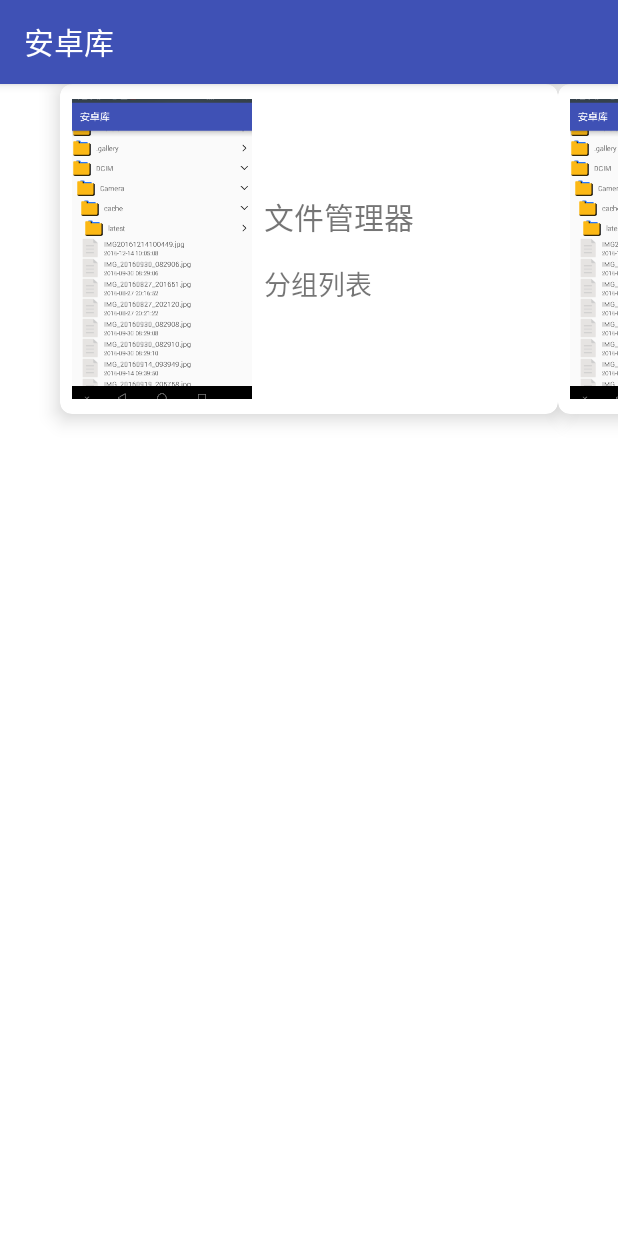
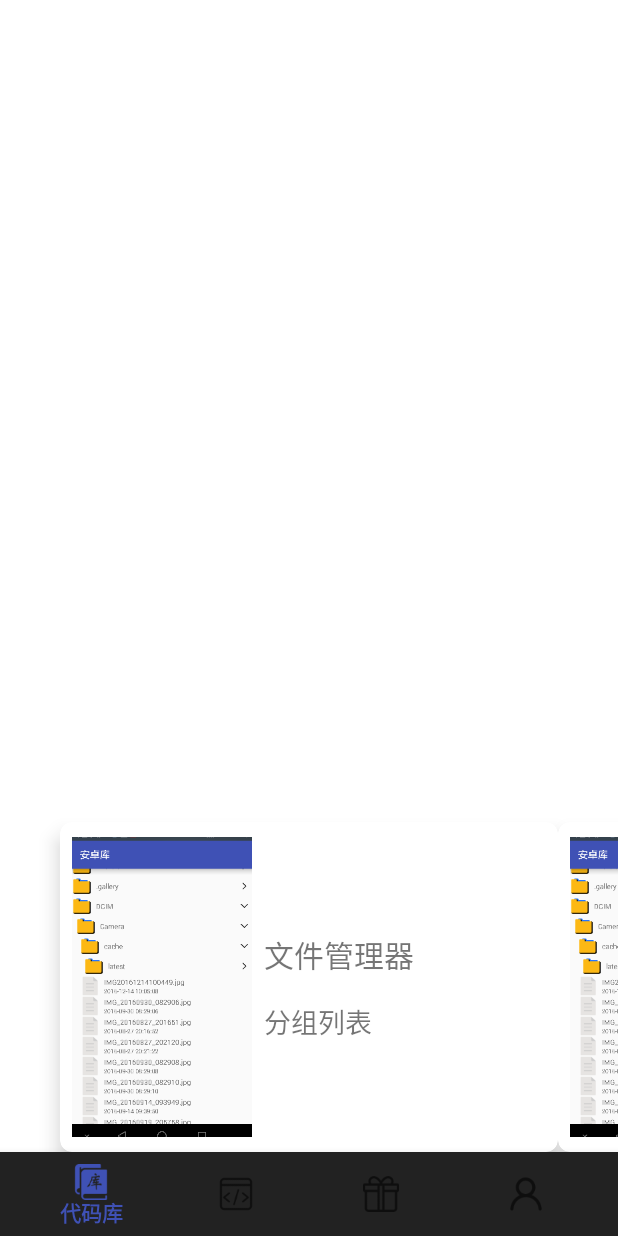
Before and after one commit to sun8829/OdyAndroidStore, an Android app: the screen it shows after launch (MainActivity), on a phone screen of 412 x 824 dp. Run offline under Robolectric (Android 15) with nearby library versions, the phone set to English and light mode, and no system bars; libraries missing offline, so code that uses them is left out: com.chad.library; pictures from the network do not load; 3 statements that could not run were skipped.

Commit message:
增加首页

```diff
--- a/app/src/main/AndroidManifest.xml
+++ b/app/src/main/AndroidManifest.xml
@@ -9,14 +9,15 @@
         android:label="@string/app_name"
         android:supportsRtl="true"
         android:theme="@style/AppTheme">
-        <activity android:name=".main.MainActivity">
+
+        <activity android:name=".expandablelist.ExpandableActivity" />
+        <activity android:name=".MainActivity">
             <intent-filter>
                 <action android:name="android.intent.action.MAIN" />
 
                 <category android:name="android.intent.category.LAUNCHER" />
             </intent-filter>
         </activity>
-        <activity android:name=".expandablelist.ExpandableActivity"></activity>
     </application>
 
 </manifest>
--- /dev/null
+++ b/app/src/main/java/com/huaye/odyandroidstore/MainActivity.java
@@ -0,0 +1,29 @@
+package com.huaye.odyandroidstore;
+
+import android.support.v4.app.FragmentManager;
+
+import com.huaye.odyandroidstore.base.BaseActivity;
+import com.huaye.odyandroidstore.main.LibraryFragment;
+
+public class MainActivity extends BaseActivity {
+    private LibraryFragment libraryFragment;
+    private FragmentManager fm;
+
+
+    @Override
+    protected void init() {
+        super.init();
+        fm = getSupportFragmentManager();
+    }
+
+    @Override
+    protected int bindLayout() {
+        return R.layout.activity_main;
+    }
+
+    @Override
+    protected void initView() {
+        libraryFragment = new LibraryFragment();
+        fm.beginTransaction().replace(R.id.container, libraryFragment).commitAllowingStateLoss();
+    }
+}
--- /dev/null
+++ b/app/src/main/java/com/huaye/odyandroidstore/base/BaseFragment.java
@@ -0,0 +1,68 @@
+package com.huaye.odyandroidstore.base;
+
+import android.content.Context;
+import android.os.Bundle;
+import android.support.annotation.Nullable;
+import android.support.v4.app.Fragment;
+import android.view.LayoutInflater;
+import android.view.View;
+import android.view.ViewGroup;
+
+/**
+ * Created by sunhuahui on 2017/1/30.
+ */
+
+public abstract class BaseFragment extends Fragment {
+    protected Context mContext;
+
+    protected void init() {
+
+    }
+
+    protected abstract int bindLayout();
+
+
+    /**
+     * 初始化View
+     */
+    protected abstract void initView(View view);
+
+    /**
+     * 数据初始化
+     */
+    protected void initData() {
+
+    }
+
+    /**
+     * 添加监听
+     */
+    protected void initListener() {
+    }
+
+    @Override
+    public void onAttach(Context context) {
+        mContext = context;
+        super.onAttach(context);
+    }
+
+    @Override
+    public void onCreate(@Nullable Bundle savedInstanceState) {
+        init();
+        super.onCreate(savedInstanceState);
+    }
+
+    @Nullable
+    @Override
+    public View onCreateView(LayoutInflater inflater, @Nullable ViewGroup container, @Nullable Bundle savedInstanceState) {
+        return inflater.inflate(bindLayout(), container, false);
+    }
+
+    @Override
+    public void onViewCreated(View view, @Nullable Bundle savedInstanceState) {
+        initView(view);
+        initData();
+        initListener();
+        super.onViewCreated(view, savedInstanceState);
+    }
+}
--- a/app/src/main/java/com/huaye/odyandroidstore/main/MainActivity.java
+++ b/app/src/main/java/com/huaye/odyandroidstore/main/LibraryFragment.java
@@ -14,7 +14,7 @@ import com.bumptech.glide.Glide;
 import com.chad.library.adapter.base.BaseQuickAdapter;
 import com.chad.library.adapter.base.listener.OnItemClickListener;
 import com.huaye.odyandroidstore.R;
-import com.huaye.odyandroidstore.base.BaseActivity;
+import com.huaye.odyandroidstore.base.BaseFragment;
 import com.huaye.odyandroidstore.expandablelist.ExpandableActivity;
 import com.huaye.odyandroidstore.utils.ConvertUtils;
 import com.huaye.odyandroidstore.utils.ScreenUtils;
@@ -22,7 +22,7 @@ import com.huaye.odyandroidstore.utils.ScreenUtils;
 import java.util.ArrayList;
 import java.util.List;
 
-public class MainActivity extends BaseActivity {
+public class LibraryFragment extends BaseFragment {
 
     private RecyclerView functionRv;
     private FunctionAdapter adapter;
@@ -39,38 +39,38 @@ public class MainActivity extends BaseActivity {
 
     @Override
     protected int bindLayout() {
-        return R.layout.activity_main;
+        return R.layout.fragment_main;
     }
 
     @Override
-    protected void initView() {
-        viewPager = (ViewPager) findViewById(R.id.viewPager);
+    protected void initView(View view) {
+        viewPager = (ViewPager) view.findViewById(R.id.viewPager);
         FrameLayout.LayoutParams layoutParams = (FrameLayout.LayoutParams) viewPager.getLayoutParams();
         layoutParams.width = ScreenUtils.getScreenWidth() - ConvertUtils.dp2px(80);
         layoutParams.setMargins(ConvertUtils.dp2px(16), 0, ConvertUtils.dp2px(16), 0);
         viewPager.setLayoutParams(layoutParams);
 
-        functionRv = (RecyclerView) findViewById(R.id.functionRv);
-        functionRv.setLayoutManager(new LinearLayoutManager(this));
+        functionRv = (RecyclerView) view.findViewById(R.id.functionRv);
+        functionRv.setLayoutManager(new LinearLayoutManager(mContext));
         functionRv.setAdapter(adapter);
 
         for (Function function : getData()) {
-            View view = LayoutInflater.from(this).inflate(R.layout.item_vp_fun, null);
-            ImageView img = (ImageView) view.findViewById(R.id.img);
-            TextView name = (TextView) view.findViewById(R.id.name);
-            TextView des = (TextView) view.findViewById(R.id.des);
+            View v = LayoutInflater.from(mContext).inflate(R.layout.item_vp_fun, null);
+            ImageView img = (ImageView) v.findViewById(R.id.img);
+            TextView name = (TextView) v.findViewById(R.id.name);
+            TextView des = (TextView) v.findViewById(R.id.des);
             name.setText(function.name);
             des.setText(function.des);
             Glide.with(this).load(function.imgId).centerCrop().into(img);
-            view.setTag(function);
-            view.setOnClickListener(new View.OnClickListener() {
+            v.setTag(function);
+            v.setOnClickListener(new View.OnClickListener() {
                 @Override
                 public void onClick(View view) {
                     Function f = (Function) view.getTag();
-                    startActivity(new Intent(MainActivity.this, f.clazz));
+                    startActivity(new Intent(mContext, f.clazz));
                 }
             });
-            views.add(view);
+            views.add(v);
         }
 
         pagerAdapter = new FunctionPagerAdapter(views);
@@ -92,7 +92,7 @@ public class MainActivity extends BaseActivity {
             @Override
             public void onSimpleItemClick(BaseQuickAdapter adapter, View view, int position) {
                 Function function = (Function) adapter.getItem(position);
-                startActivity(new Intent(MainActivity.this, function.clazz));
+                startActivity(new Intent(mContext, function.clazz));
             }
         });
 
--- a/app/src/main/java/com/huaye/odyandroidstore/main/MainPresenter.java
+++ b/app/src/main/java/com/huaye/odyandroidstore/main/LibraryPresenter.java
@@ -4,5 +4,5 @@ package com.huaye.odyandroidstore.main;
  * Created by sunhuahui on 2017/1/28.
  */
 
-public class MainPresenter {
+public class LibraryPresenter {
 }
--- a/app/src/main/java/com/huaye/odyandroidstore/main/MainView.java
+++ b/app/src/main/java/com/huaye/odyandroidstore/main/LibraryView.java
@@ -4,6 +4,6 @@ package com.huaye.odyandroidstore.main;
  * Created by sunhuahui on 2017/1/28.
  */
 
-public interface MainView {
+public interface LibraryView {
 
 }
--- a/app/src/main/res/layout/activity_main.xml
+++ b/app/src/main/res/layout/activity_main.xml
@@ -1,25 +1,24 @@
 <?xml version="1.0" encoding="utf-8"?>
-<FrameLayout xmlns:android="http://schemas.android.com/apk/res/android"
+<RelativeLayout xmlns:android="http://schemas.android.com/apk/res/android"
+    xmlns:app="http://schemas.android.com/apk/res-auto"
     xmlns:tools="http://schemas.android.com/tools"
-    android:id="@+id/activity_main"
+    android:id="@+id/activity_main2"
     android:layout_width="match_parent"
     android:layout_height="match_parent"
-    android:background="#FFF"
-    android:clipChildren="false"
-    tools:context="com.huaye.odyandroidstore.main.MainActivity">
+    tools:context="com.huaye.odyandroidstore.MainActivity">
 
-    <android.support.v7.widget.RecyclerView
-        android:id="@+id/functionRv"
+
+    <android.support.design.widget.BottomNavigationView
+        android:id="@+id/nav"
+        android:layout_width="match_parent"
+        android:layout_height="wrap_content"
+        android:layout_alignParentBottom="true"
+        android:background="#222"
+        app:menu="@menu/menu_nav" />
+
+    <FrameLayout
+        android:id="@+id/container"
         android:layout_width="match_parent"
         android:layout_height="match_parent"
-        android:visibility="gone" />
-
-    <android.support.v4.view.ViewPager
-        android:id="@+id/viewPager"
-        android:layout_width="match_parent"
-        android:layout_height="220dp"
-        android:layout_gravity="top|center_horizontal"
-        android:layout_marginBottom="20dp"
-        android:background="@color/transparent"
-        android:clipChildren="false" />
-</FrameLayout>
+        android:layout_above="@id/nav" />
+</RelativeLayout>
--- /dev/null
+++ b/app/src/main/res/layout/fragment_main.xml
@@ -0,0 +1,24 @@
+<?xml version="1.0" encoding="utf-8"?>
+<FrameLayout xmlns:android="http://schemas.android.com/apk/res/android"
+    xmlns:tools="http://schemas.android.com/tools"
+    android:id="@+id/activity_main"
+    android:layout_width="match_parent"
+    android:layout_height="match_parent"
+    android:background="#FFF"
+    android:clipChildren="false"
+    tools:context="com.huaye.odyandroidstore.main.LibraryFragment">
+
+    <android.support.v7.widget.RecyclerView
+        android:id="@+id/functionRv"
+        android:layout_width="match_parent"
+        android:layout_height="match_parent"
+        android:visibility="gone" />
+
+    <android.support.v4.view.ViewPager
+        android:id="@+id/viewPager"
+        android:layout_width="match_parent"
+        android:layout_height="220dp"
+        android:layout_gravity="bottom|center_horizontal"
+        android:background="@color/transparent"
+        android:clipChildren="false" />
+</FrameLayout>
--- /dev/null
+++ b/app/src/main/res/menu/menu_nav.xml
@@ -0,0 +1,20 @@
+<?xml version="1.0" encoding="utf-8"?>
+<menu xmlns:android="http://schemas.android.com/apk/res/android">
+    <item
+        android:id="@+id/menu_library"
+        android:checked="true"
+        android:icon="@mipmap/library"
+        android:title="代码库" />
+    <item
+        android:id="@+id/menu_project"
+        android:icon="@mipmap/project"
+        android:title="项目实战" />
+    <item
+        android:id="@+id/menu_welfare"
+        android:icon="@mipmap/welfare"
+        android:title="福利" />
+    <item
+        android:id="@+id/menu_my"
+        android:icon="@mipmap/my"
+        android:title="我的" />
+</menu>
--- a/app/src/main/res/values/styles.xml
+++ b/app/src/main/res/values/styles.xml
@@ -1,7 +1,7 @@
 <resources>
 
     <!-- Base application theme. -->
-    <style name="AppTheme" parent="Theme.AppCompat.Light.DarkActionBar">
+    <style name="AppTheme" parent="Theme.AppCompat.DayNight.NoActionBar">
         <!-- Customize your theme here. -->
         <item name="colorPrimary">@color/colorPrimary</item>
         <item name="colorPrimaryDark">@color/colorPrimaryDark</item>
```
Also changed, not shown: app/src/main/res/mipmap-xhdpi/library.png (added), app/src/main/res/mipmap-xhdpi/my.png (added), app/src/main/res/mipmap-xhdpi/project.png (added), app/src/main/res/mipmap-xhdpi/welfare.png (added).
